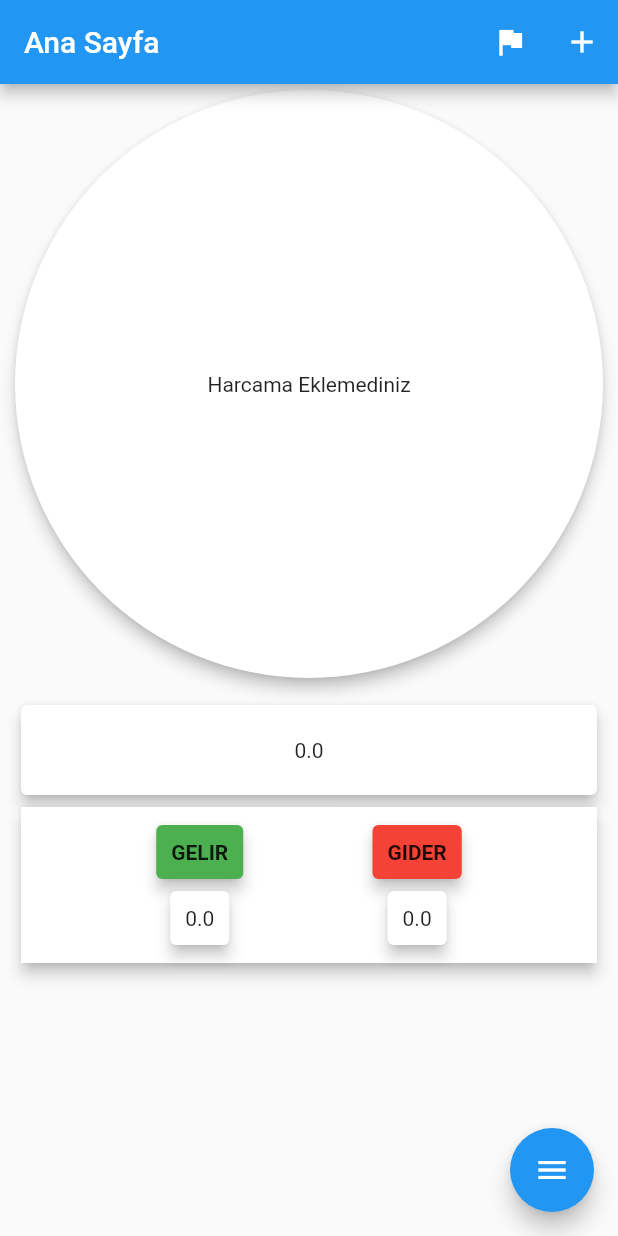
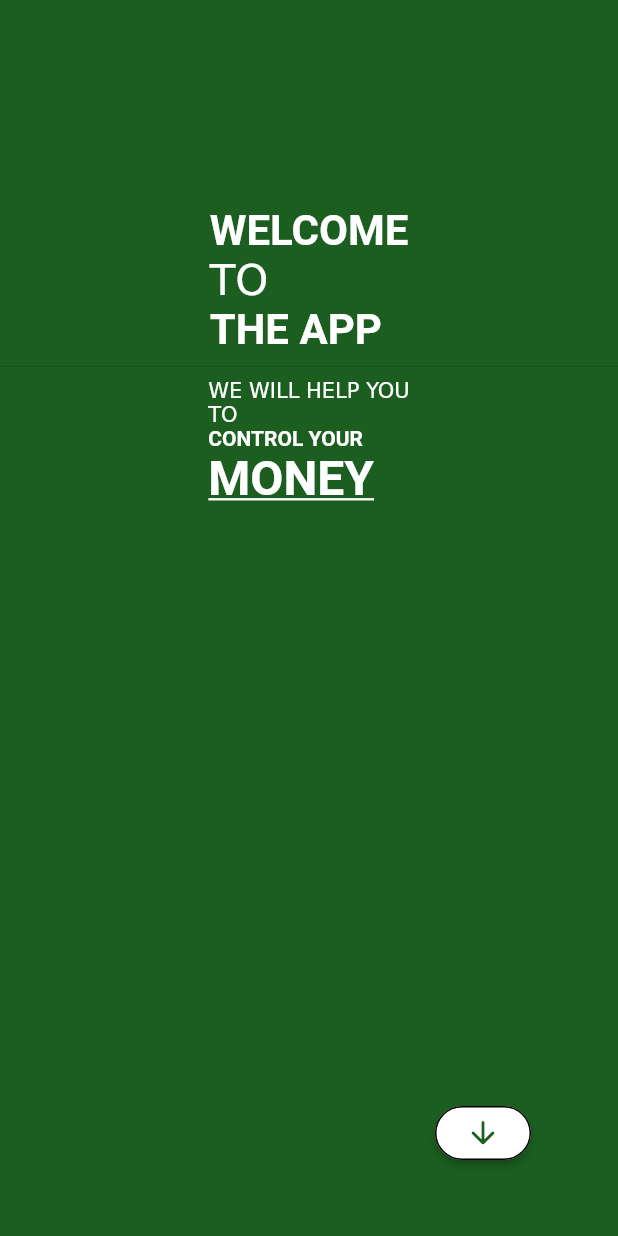
Before and after one commit to Rizaou/expense-planner, a Flutter app: the screen it shows after launch, on a phone screen of 412 x 824 dp. Run offline on Flutter 3.47's test engine with Material 2 defaults, Android fonts, the phone set to English and light mode, and no system bars; drawn by our look-alikes of flutter_speed_dial, scrollable_positioned_list; our stand-ins replace auto_size_text, sqflite; missing offline and left inert: graphic; accounts and stored records are empty.

Commit message:
Introduction scene was made.

```diff
--- a/lib/database/database_providder_program_settings.dart
+++ b/lib/database/database_providder_program_settings.dart
@@ -1,3 +1,64 @@
 import 'package:flutter/material.dart';
+import 'package:sqflite/sqflite.dart' as sql;
+import 'package:path/path.dart' as path;
 
-class DBHelperProgramSettings {}
+class DBHelperProgramSettings {
+  static const String _TABLE_NAME = "program";
+  static const String _IS_FIRST_OPEN = "isFirstOpen";
+
+  static Future<sql.Database> _database() async {
+    final dbPath = await sql.getDatabasesPath();
+
+    var database = await sql.openDatabase(
+      path.join(dbPath, '$_TABLE_NAME.db'),
+      version: 1,
+      onCreate: (db, version) async {
+        await db.execute('''
+        CREATE TABLE $_TABLE_NAME ( _id INTEGER PRIMARY KEY AUTOINCREMENT, $_IS_FIRST_OPEN INTEGER )
+
+        ''');
+      },
+    );
+
+    // database.close();
+
+    return database;
+  }
+
+  static Future<void> closeDB() async {
+    final db = await DBHelperProgramSettings._database();
+
+    db.close();
+  }
+
+  static Future<bool> get isFirstTime async {
+    final db = await DBHelperProgramSettings._database();
+    var list = await db.query(_TABLE_NAME);
+    print('list : $list ');
+    if (list.isEmpty) {
+      db.insert(_TABLE_NAME, {_IS_FIRST_OPEN: 1});
+      print('first time');
+      return true;
+    } else if (list[0][_IS_FIRST_OPEN] == 1) {
+      print('first time and there is a value');
+      return true;
+    }
+
+    print('not first time');
+    return false;
+  }
+
+  static Future<void> userIn() async {
+    final db = await DBHelperProgramSettings._database();
+
+    int val = await db.rawUpdate(
+        'Update $_TABLE_NAME Set $_IS_FIRST_OPEN = ? where _id = ?',
+        ['0', '1']);
+    print('user in val : $val');
+  }
+
+  // static Future<void> get exe async {
+  //   final db = await DBHelperProgramSettings._database();
+  //   await db.delete(_TABLE_NAME, where: '_id = ?', whereArgs: [2]);
+  // }
+}
--- a/lib/main.dart
+++ b/lib/main.dart
@@ -1,11 +1,14 @@
 import 'package:flutter/material.dart';
+import 'package:gelir_gider/database/database_providder_program_settings.dart';
 import 'package:gelir_gider/database/database_provider_incomes.dart';
 import 'package:gelir_gider/methods/global_values.dart';
 import 'package:gelir_gider/providers/expense_provider.dart';
 import 'package:gelir_gider/providers/income_provider.dart';
 import 'package:gelir_gider/providers/program_settings_provider.dart';
 import 'package:gelir_gider/screens/home_screen.dart';
+import 'package:gelir_gider/screens/introduction_screen.dart.dart';
 import 'package:provider/provider.dart';
+import './database/database_providder_program_settings.dart';
 
 //TODO : Make detail widget
 //TODO : Fix the color change problem when delete an expense
@@ -16,6 +19,10 @@ void main() => runApp(MyHomePage());
 class MyHomePage extends StatelessWidget {
   @override
   Widget build(BuildContext context) {
+    // DBHelperProgramSettings.isFirstTime;
+    Widget mainScreen = Center(
+      child: CircularProgressIndicator(),
+    );
     return MultiProvider(
       providers: [
         ChangeNotifierProvider(
@@ -29,8 +36,16 @@ class MyHomePage extends StatelessWidget {
         ),
       ],
       child: MaterialApp(
+        theme: ThemeData(
+          scaffoldBackgroundColor: scaffoldBGColor,
+        ),
         debugShowCheckedModeBanner: false,
-        home: HomeScreen(),
+        home: FutureBuilder(
+          future: getFirstScreen.then((value) => mainScreen = value),
+          builder: (context, snapshot) {
+            return mainScreen;
+          },
+        ),
       ),
     );
   }
--- a/lib/methods/global_values.dart
+++ b/lib/methods/global_values.dart
@@ -1,3 +1,14 @@
+import 'package:flutter/material.dart';
+import 'package:gelir_gider/database/database_providder_program_settings.dart';
+import 'package:gelir_gider/screens/home_screen.dart';
+import 'package:gelir_gider/screens/introduction_screen.dart.dart';
+
 const double global_elevation_value = 4;
 const double global_horizontal_padding = 10;
 const global_card_height_px = 60.0;
+Color scaffoldBGColor = Colors.green.shade900;
+
+Future<Widget> get getFirstScreen async =>
+    await DBHelperProgramSettings.isFirstTime
+        ? IntroductionScreen()
+        : HomeScreen();
--- a/lib/providers/expense_provider.dart
+++ b/lib/providers/expense_provider.dart
@@ -1,5 +1,3 @@
-import 'dart:ffi';
-
 import 'package:flutter/foundation.dart';
 import 'package:flutter/material.dart';
 import 'package:gelir_gider/database/database_provider_expenses.dart';
--- a/lib/providers/income_provider.dart
+++ b/lib/providers/income_provider.dart
@@ -1,4 +1,5 @@
 import 'package:flutter/material.dart';
+import 'package:gelir_gider/database/database_providder_program_settings.dart';
 import 'package:gelir_gider/database/database_provider_incomes.dart';
 import 'package:gelir_gider/models/income_model.dart';
 import 'package:provider/provider.dart';
@@ -44,9 +45,19 @@ class IncomeProvider with ChangeNotifier {
     return incomeData;
   }
 
-  Future<void> addIncome(IncomeModel data) async {
-    DBHelperIncomes.addData(data);
-    notifyListeners();
+  Future<void> addIncome({required IncomeModel data, bool? isFirstTime}) async {
+    if (isFirstTime != null) {
+      if (isFirstTime) {
+        DBHelperProgramSettings.userIn();
+        DBHelperIncomes.addData(data);
+      } else {
+        DBHelperIncomes.addData(data);
+        notifyListeners();
+      }
+    } else {
+      DBHelperIncomes.addData(data);
+      notifyListeners();
+    }
   }
 
   Future<double> getTotalIncome() async {
--- a/lib/providers/program_settings_provider.dart
+++ b/lib/providers/program_settings_provider.dart
@@ -42,6 +42,66 @@ class ProgramSettings with ChangeNotifier {
 
   Languages get getLanguage => _prog_lang;
 
+  List<TextSpan> get firstPageText1 => [
+        TextSpan(
+          text: "WELCOME\n",
+          style: TextStyle(fontWeight: FontWeight.bold),
+        ),
+        TextSpan(
+          text: "TO\n",
+        ),
+        TextSpan(
+          text: "THE APP",
+          style: TextStyle(fontWeight: FontWeight.bold),
+        ),
+      ];
+  List<TextSpan> get firstPageText2 => [
+        TextSpan(
+          text: "WE WILL HELP YOU\n",
+          //style: TextStyle(fontWeight: FontWeight.bold),
+        ),
+        TextSpan(
+          text: "TO\n",
+        ),
+        TextSpan(
+          text: "CONTROL YOUR\n",
+          style: TextStyle(fontWeight: FontWeight.bold),
+        ),
+        TextSpan(
+          text: "MONEY\n",
+          style: TextStyle(
+            fontSize: 32,
+            fontWeight: FontWeight.bold,
+            decoration: TextDecoration.underline,
+          ),
+        ),
+      ];
+
+  List<TextSpan> get secontPageText2 => [
+        TextSpan(
+          text: "LET'S ENTER YOUR INCOME(S)\n",
+          style: TextStyle(
+            fontSize: 20,
+          ),
+        ),
+        // TextSpan(
+        //   text: "Please give a name for your\n",
+        //   style: TextStyle(),
+        // ),
+        // TextSpan(
+        //   text: "Income\n",
+        //   style: TextStyle(),
+        // ),
+      ];
+  List<TextSpan> get thirtPageText3 => [
+        TextSpan(
+          text: "GOOD TO GO!",
+          style: TextStyle(
+            fontWeight: FontWeight.bold,
+          ),
+        ),
+      ];
+
   void changeLanguage(Languages ln) {
     switch (ln) {
       case Languages.tr:
--- a/lib/screens/home_screen.dart
+++ b/lib/screens/home_screen.dart
@@ -1,4 +1,5 @@
 import 'package:gelir_gider/example.dart';
+import 'package:gelir_gider/methods/global_values.dart';
 import 'package:gelir_gider/models/expense_model.dart';
 import 'package:gelir_gider/models/income_model.dart';
 import 'package:gelir_gider/providers/expense_provider.dart';
@@ -52,6 +53,7 @@ class _HomeScreenState extends State<HomeScreen> {
     final programSettings = Provider.of<ProgramSettings>(context);
     return Scaffold(
       appBar: AppBar(
+        backgroundColor: scaffoldBGColor,
         title: Text(programSettings.tr_text["home_page"]),
         actions: [
           IconButton(
--- /dev/null
+++ b/lib/screens/introduction_screen.dart.dart
@@ -0,0 +1,283 @@
+import 'package:flutter/material.dart';
+import 'package:gelir_gider/methods/global_values.dart';
+import 'package:gelir_gider/models/income_model.dart';
+import 'package:gelir_gider/providers/income_provider.dart';
+import 'package:gelir_gider/screens/home_screen.dart';
+import 'package:provider/provider.dart';
+import '../providers/program_settings_provider.dart';
+
+class IntroductionScreen extends StatefulWidget {
+  IntroductionScreen({Key? key}) : super(key: key);
+
+  @override
+  State<IntroductionScreen> createState() => _IntroductionScreenState();
+}
+
+class _IntroductionScreenState extends State<IntroductionScreen> {
+  final pageController = PageController();
+
+  final nameConttroller = TextEditingController();
+  final amountController = TextEditingController();
+
+  @override
+  Widget build(BuildContext context) {
+    return Scaffold(
+      body: PageView(
+        physics: const NeverScrollableScrollPhysics(),
+        controller: pageController,
+        scrollDirection: Axis.vertical,
+        children: [
+          _firstPage(context),
+          _secondPage(context),
+          _thirdPage(context),
+        ],
+      ),
+    );
+  }
+
+  Widget _firstPage(BuildContext context) {
+    final mediaQuery = MediaQuery.of(context);
+    final settingsProvider = Provider.of<ProgramSettings>(context);
+    final firstPageList1 = settingsProvider.firstPageText1;
+    final firstPageList2 = settingsProvider.firstPageText2;
+    return SafeArea(
+      child: Column(
+        children: [
+          SizedBox(
+            height: mediaQuery.size.height / 6,
+          ),
+          Column(
+            crossAxisAlignment: CrossAxisAlignment.center,
+            mainAxisAlignment: MainAxisAlignment.spaceBetween,
+            children: [
+              RichText(
+                textScaleFactor: 2,
+                text: TextSpan(
+                  children: firstPageList1,
+                ),
+              ),
+              Divider(),
+              RichText(
+                textScaleFactor: 1,
+                text: TextSpan(
+                  children: firstPageList2,
+                ),
+              ),
+            ],
+          ),
+          Spacer(),
+          Container(
+            alignment: Alignment.center,
+            padding:
+                EdgeInsets.symmetric(vertical: global_horizontal_padding * 3),
+            height: mediaQuery.size.height / 6,
+            child: Row(
+              children: [
+                const Spacer(
+                  flex: 5,
+                ),
+                ElevatedButton(
+                  style: ButtonStyle(
+                    backgroundColor:
+                        MaterialStateProperty.all<Color>(Colors.white),
+                    shape: MaterialStateProperty.all<RoundedRectangleBorder>(
+                      RoundedRectangleBorder(
+                        borderRadius: BorderRadius.circular(18),
+                        side: BorderSide(
+                          color: Colors.black,
+                        ),
+                      ),
+                    ),
+                  ),
+                  child: Icon(
+                    Icons.arrow_downward_rounded,
+                    color: scaffoldBGColor,
+                  ),
+                  onPressed: () {
+                    pageController.nextPage(
+                      duration: const Duration(seconds: 1),
+                      curve: Curves.easeIn,
+                    );
+                  },
+                ),
+                const Spacer(
+                  flex: 1,
+                )
+              ],
+            ),
+          )
+        ],
+      ),
+    );
+  }
+
+  Widget _secondPage(BuildContext context) {
+    final mediaQuery = MediaQuery.of(context);
+    final settingsProvider = Provider.of<ProgramSettings>(context);
+    final incomeProvider = Provider.of<IncomeProvider>(context);
+
+    return SafeArea(
+      child: SingleChildScrollView(
+        child: Column(
+          children: [
+            Container(
+              padding: const EdgeInsets.symmetric(
+                vertical: global_horizontal_padding * 2,
+              ),
+              child: RichText(
+                textScaleFactor: 1,
+                text: TextSpan(
+                  children: settingsProvider.secontPageText2,
+                ),
+              ),
+              height: mediaQuery.size.height / 4,
+            ),
+            Text(
+              "Please Give A Name for Your Income.",
+              style: TextStyle(
+                color: Colors.white,
+              ),
+            ),
+            // Text(" "),
+            // Text(
+            //   "For Example : \" My Main Income \"         ",
+            //   style: TextStyle(
+            //     color: Colors.white,
+            //   ),
+            // ),
+            // Text(" "),
+            // Text(
+            //   "When you enter an amount\nPlease use this format : 1,000,000.00",
+            //   style: TextStyle(
+            //     color: Colors.white,
+            //   ),
+            // ),
+            // Spacer(),
+            Container(
+              padding: EdgeInsets.symmetric(
+                vertical: global_horizontal_padding * 4,
+                horizontal: global_horizontal_padding,
+              ),
+              child: Column(
+                mainAxisAlignment: MainAxisAlignment.spaceBetween,
+                children: [
+                  TextField(
+                    controller: nameConttroller,
+                    decoration: InputDecoration(
+                      hintText: "Name: For Example \" Income1 \"",
+                      border: OutlineInputBorder(
+                        borderRadius: BorderRadius.circular(10),
+                      ),
+                      focusColor: Colors.black,
+                      hoverColor: Colors.black,
+                      filled: true,
+                    ),
+                  ),
+                  SizedBox(
+                    height: mediaQuery.size.height / 10,
+                  ),
+                  TextField(
+                    controller: amountController,
+                    keyboardType: TextInputType.number,
+                    decoration: InputDecoration(
+                      labelText: "Amount",
+                      border: OutlineInputBorder(
+                        borderRadius: BorderRadius.circular(10),
+                      ),
+                      focusColor: Colors.black,
+                      hoverColor: Colors.black,
+                      filled: true,
+                    ),
+                  ),
+                ],
+              ),
+            ),
+            Container(
+              child: ElevatedButton(
+                style: ButtonStyle(
+                  backgroundColor:
+                      MaterialStateProperty.all<Color>(Colors.white),
+                  shape: MaterialStateProperty.all<RoundedRectangleBorder>(
+                    RoundedRectangleBorder(
+                      side: BorderSide(
+                        color: Colors.black,
+                      ),
+                      borderRadius: BorderRadius.circular(18),
+                    ),
+                  ),
+                ),
+                child: Icon(
+                  Icons.add,
+                  color: scaffoldBGColor,
+                ),
+                onPressed: () {
+                  if (amountController.text.isNotEmpty &&
+                      nameConttroller.text.isNotEmpty) {
+                    incomeProvider
+                        .addIncome(
+                      data: IncomeModel(
+                        id: 0,
+                        income: double.parse(amountController.text.toString()),
+                        date: DateTime.now(),
+                        description: nameConttroller.text.toString(),
+                      ),
+                      isFirstTime: true,
+                    )
+                        .then((value) {
+                      print("function completed.");
+                      pageController.nextPage(
+                          duration: const Duration(seconds: 1),
+                          curve: Curves.easeIn);
+                    });
+                  } else {
+                    print('all the fields are empt');
+                    //TODO: Make this condition.
+                  }
+                },
+              ),
+            ),
+            //Spacer(),
+          ],
+        ),
+      ),
+    );
+  }
+
+  Widget _thirdPage(BuildContext context) {
+    final settingsProvider = Provider.of<ProgramSettings>(context);
+    final mediaQuery = MediaQuery.of(context);
+
+    return SafeArea(
+        child: Center(
+      child: Column(
+        children: [
+          Spacer(),
+
+          // SizedBox(
+          //   height: mediaQuery.size.height / 4,
+          // ),
+          RichText(
+            textScaleFactor: 2,
+            text: TextSpan(children: settingsProvider.thirtPageText3),
+          ),
+
+          IconButton(
+            color: Colors.white,
+            onPressed: () {
+              Navigator.of(context).pushReplacement(MaterialPageRoute(
+                builder: (context) => HomeScreen(),
+              ));
+            },
+            icon: Icon(
+              Icons.done_outline_rounded,
+              color: Colors.white,
+            ),
+          ),
+          Spacer(),
+        ],
+      ),
+    ));
+  }
+
+  _addIncome() {}
+}
--- a/lib/widgets/dialog_add_income.dart
+++ b/lib/widgets/dialog_add_income.dart
@@ -31,12 +31,13 @@ class AddIncome extends StatelessWidget {
                       ),
                       ElevatedButton(
                         onPressed: () {
-                          incomeProvider.addIncome(IncomeModel(
-                              id: 0,
-                              income: double.parse(
-                                  amountController.text.toString()),
-                              description: titleController.text.toString(),
-                              date: DateTime.now()));
+                          incomeProvider.addIncome(
+                              data: IncomeModel(
+                                  id: 0,
+                                  income: double.parse(
+                                      amountController.text.toString()),
+                                  description: titleController.text.toString(),
+                                  date: DateTime.now()));
                         },
                         child: const Text('Add'),
                       ),
```
